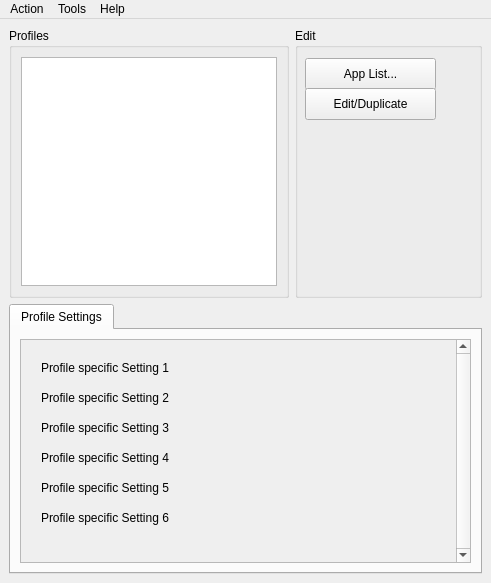
First picture: the form in vkconfig/mainwindow.ui, repository LunarG/VulkanTools, before the edit.
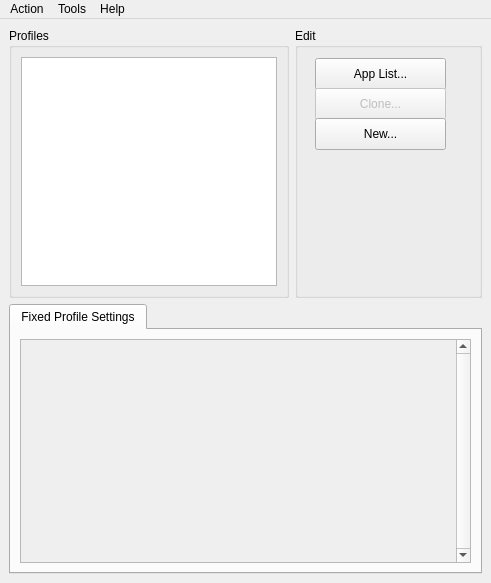
Second picture: the form after the edit. Icons and pictures are not drawn.

What changed in the file:
```diff
--- a/vkconfig/mainwindow.ui
+++ b/vkconfig/mainwindow.ui
@@ -63,7 +63,7 @@
       <widget class="QPushButton" name="pushButtonAppList">
        <property name="geometry">
         <rect>
-         <x>10</x>
+         <x>20</x>
          <y>30</y>
          <width>131</width>
          <height>32</height>
@@ -74,16 +74,48 @@
        </property>
       </widget>
       <widget class="QPushButton" name="pushButtonEditProfile">
+       <property name="enabled">
+        <bool>false</bool>
+       </property>
        <property name="geometry">
         <rect>
-         <x>10</x>
+         <x>20</x>
          <y>60</y>
          <width>131</width>
          <height>32</height>
         </rect>
        </property>
        <property name="text">
-        <string>Edit/Duplicate</string>
+        <string>Clone...</string>
+       </property>
+      </widget>
+      <widget class="QPushButton" name="pushButtonNewProfile">
+       <property name="geometry">
+        <rect>
+         <x>20</x>
+         <y>90</y>
+         <width>131</width>
+         <height>32</height>
+        </rect>
+       </property>
+       <property name="text">
+        <string>New...</string>
+       </property>
+      </widget>
+      <widget class="QLabel" name="label">
+       <property name="geometry">
+        <rect>
+         <x>20</x>
+         <y>130</y>
+         <width>121</width>
+         <height>111</height>
+        </rect>
+       </property>
+       <property name="text">
+        <string/>
+       </property>
+       <property name="pixmap">
+        <pixmap resource="resources.qrc">:/resourcefiles/lunarg_logo.png</pixmap>
        </property>
       </widget>
      </widget>
@@ -104,7 +136,7 @@
       </property>
       <widget class="QWidget" name="tab_3">
        <attribute name="title">
-        <string>Profile Settings</string>
+        <string>Fixed Profile Settings</string>
        </attribute>
        <layout class="QHBoxLayout" name="horizontalLayout">
         <item>
@@ -124,84 +156,6 @@
              <height>202</height>
             </rect>
            </property>
-           <widget class="QLabel" name="label">
-            <property name="geometry">
-             <rect>
-              <x>20</x>
-              <y>20</y>
-              <width>171</width>
-              <height>16</height>
-             </rect>
-            </property>
-            <property name="text">
-             <string>Profile specific Setting 1</string>
-            </property>
-           </widget>
-           <widget class="QLabel" name="label_2">
-            <property name="geometry">
-             <rect>
-              <x>20</x>
-              <y>50</y>
-              <width>171</width>
-              <height>16</height>
-             </rect>
-            </property>
-            <property name="text">
-             <string>Profile specific Setting 2</string>
-            </property>
-           </widget>
-           <widget class="QLabel" name="label_3">
-            <property name="geometry">
-             <rect>
-              <x>20</x>
-              <y>80</y>
-              <width>171</width>
-              <height>16</height>
-             </rect>
-            </property>
-            <property name="text">
-             <string>Profile specific Setting 3</string>
-            </property>
-           </widget>
-           <widget class="QLabel" name="label_4">
-            <property name="geometry">
-             <rect>
-              <x>20</x>
-              <y>110</y>
-              <width>171</width>
-              <height>16</height>
-             </rect>
-            </property>
-            <property name="text">
-             <string>Profile specific Setting 4</string>
-            </property>
-           </widget>
-           <widget class="QLabel" name="label_5">
-            <property name="geometry">
-             <rect>
-              <x>20</x>
-              <y>140</y>
-              <width>171</width>
-              <height>16</height>
-             </rect>
-            </property>
-            <property name="text">
-             <string>Profile specific Setting 5</string>
-            </property>
-           </widget>
-           <widget class="QLabel" name="label_6">
-            <property name="geometry">
-             <rect>
-              <x>20</x>
-              <y>170</y>
-              <width>171</width>
-              <height>16</height>
-             </rect>
-            </property>
-            <property name="text">
-             <string>Profile specific Setting 6</string>
-            </property>
-           </widget>
           </widget>
          </widget>
         </item>
```
Left out of the diff: 9 changed lines with no effect on the pictures.
